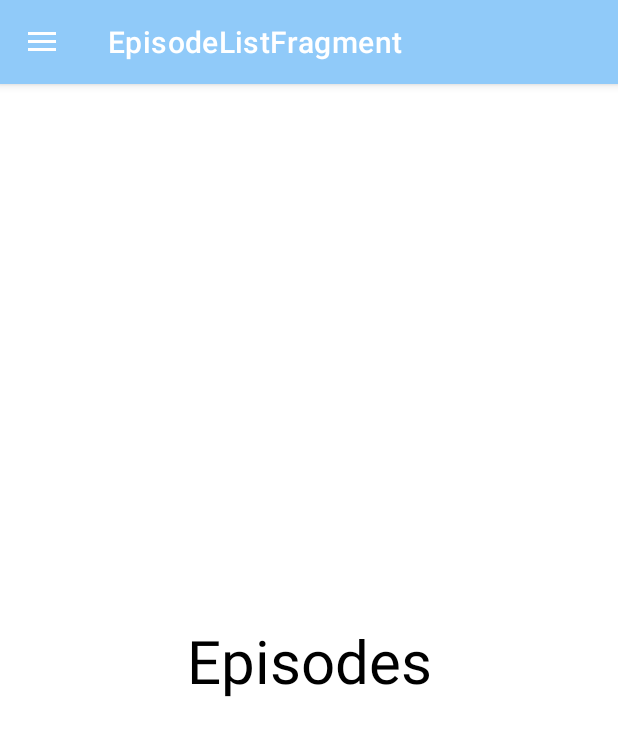
After one commit to farshad049/MySimpleMorty, an Android app: the EpisodeListFragment screen opened through its navigation route, on a phone screen of 412 x 824 dp. The commit adds this screen. Shown: the top 736 px of the screen. Run offline under Robolectric (Android 15) with nearby library versions, the phone set to English and light mode, and no system bars; our stand-ins replace Picasso, navigation-ui; libraries missing offline, so code that uses them is left out: com.airbnb.epoxy; plain views replace EpoxyRecyclerView; pictures from the network do not load; 2 statements that could not run were skipped.

Commit message:
drawer layout added

```diff
--- /dev/null
+++ b/app/src/main/java/com/example/mysimplemorty/EpisodeListFragment.kt
@@ -0,0 +1,33 @@
+package com.example.mysimplemorty
+
+import android.os.Bundle
+import android.view.LayoutInflater
+import android.view.View
+import android.view.ViewGroup
+import androidx.fragment.app.Fragment
+import com.example.mysimplemorty.databinding.FragmentCharacterDetailBinding
+
+import com.example.mysimplemorty.databinding.FragmentEpisodeListBinding
+
+class EpisodeListFragment: Fragment() {
+
+    private var _binding: FragmentEpisodeListBinding? = null
+    private val binding get() = _binding!!
+
+    override fun onCreateView(inflater: LayoutInflater, container: ViewGroup?, savedInstanceState: Bundle?): View? {
+        _binding = FragmentEpisodeListBinding.inflate(inflater, container, false)
+        return binding.root
+    }
+
+    override fun onViewCreated(view: View, savedInstanceState: Bundle?) {
+        super.onViewCreated(view, savedInstanceState)
+        _binding = FragmentEpisodeListBinding.bind(view)
+
+        // todo
+    }
+
+    override fun onDestroyView() {
+        super.onDestroyView()
+        _binding = null
+    }
+}
--- a/app/src/main/java/com/example/mysimplemorty/MainActivity.kt
+++ b/app/src/main/java/com/example/mysimplemorty/MainActivity.kt
@@ -8,7 +8,9 @@ import androidx.navigation.fragment.NavHostFragment
 import androidx.navigation.ui.AppBarConfiguration
 import androidx.navigation.ui.navigateUp
 import androidx.navigation.ui.setupActionBarWithNavController
+import androidx.navigation.ui.setupWithNavController
 import com.example.mysimplemorty.databinding.ActivityMainBinding
+import com.google.android.material.navigation.NavigationView
 
 class MainActivity : AppCompatActivity() {
     private var _binding: ActivityMainBinding? = null
@@ -22,25 +24,25 @@ class MainActivity : AppCompatActivity() {
         _binding=ActivityMainBinding.inflate(layoutInflater)
         setContentView(binding.root)
 
-
-
-
-
         //enable the nav controller
         val navHostFragment = supportFragmentManager.findFragmentById(R.id.navHostFragment) as NavHostFragment
         navController = navHostFragment.navController
 
         //enable the action bar
-        appBarConfiguration= AppBarConfiguration(navController.graph)
+        appBarConfiguration= AppBarConfiguration(
+            //set this to fragment to be as top level fragment , so back button and nav bar wont be shown on them
+            topLevelDestinationIds = setOf(R.id.characterListFragment,R.id.episodeListFragment),
+            //this is for setting the drawer layout
+            drawerLayout = binding.drawerLayout
+            )
+
         setupActionBarWithNavController(navController,appBarConfiguration)
 
         //set up fragment title in toolbar
         setupActionBarWithNavController(navController,appBarConfiguration)
 
-
-
-
-
+        //enable navigation drawer
+        findViewById<NavigationView>(R.id.nav_view).setupWithNavController(navController)
 
 
 
--- a/app/src/main/res/layout/activity_main.xml
+++ b/app/src/main/res/layout/activity_main.xml
@@ -1,10 +1,10 @@
 <?xml version="1.0" encoding="utf-8"?>
-<androidx.constraintlayout.widget.ConstraintLayout xmlns:android="http://schemas.android.com/apk/res/android"
+<androidx.drawerlayout.widget.DrawerLayout xmlns:android="http://schemas.android.com/apk/res/android"
     xmlns:app="http://schemas.android.com/apk/res-auto"
-    xmlns:tools="http://schemas.android.com/tools"
+    android:id="@+id/drawer_layout"
     android:layout_width="match_parent"
     android:layout_height="match_parent"
-    tools:context=".MainActivity">
+    android:fitsSystemWindows="true">
 
     <androidx.fragment.app.FragmentContainerView
         android:id="@+id/navHostFragment"
@@ -19,4 +19,13 @@
         app:navGraph="@navigation/nav_graph"
         />
 
-</androidx.constraintlayout.widget.ConstraintLayout>
+    <!-- Container for contents of drawer - use NavigationView to make configuration easier -->
+    <com.google.android.material.navigation.NavigationView
+        android:id="@+id/nav_view"
+        android:layout_width="wrap_content"
+        android:layout_height="match_parent"
+        android:layout_gravity="start"
+        android:fitsSystemWindows="true"
+        app:menu="@menu/menu_drawer_layout"/>
+
+</androidx.drawerlayout.widget.DrawerLayout >
--- /dev/null
+++ b/app/src/main/res/layout/fragment_episode_list.xml
@@ -0,0 +1,29 @@
+<?xml version="1.0" encoding="utf-8"?>
+<androidx.constraintlayout.widget.ConstraintLayout xmlns:android="http://schemas.android.com/apk/res/android"
+    xmlns:app="http://schemas.android.com/apk/res-auto"
+    android:layout_width="match_parent"
+    android:layout_height="match_parent">
+
+    <androidx.appcompat.widget.AppCompatTextView
+        android:layout_width="wrap_content"
+        android:layout_height="wrap_content"
+        android:text="Episodes"
+        android:textColor="@color/black"
+        android:textSize="40sp"
+        app:layout_constraintBottom_toBottomOf="parent"
+        app:layout_constraintEnd_toEndOf="parent"
+        app:layout_constraintStart_toStartOf="parent"
+        app:layout_constraintTop_toTopOf="parent" />
+
+    <!--    <com.airbnb.epoxy.EpoxyRecyclerView-->
+    <!--        android:id="@+id/epoxyRecyclerView"-->
+    <!--        android:layout_width="match_parent"-->
+    <!--        android:layout_height="match_parent"-->
+    <!--        android:padding="8dp"-->
+    <!--        app:itemSpacing="8dp"-->
+    <!--        app:layoutManager="androidx.recyclerview.widget.GridLayoutManager"-->
+    <!--        app:spanCount="2"-->
+    <!--        tools:itemCount="12"-->
+    <!--        tools:listitem="@layout/model_character_list_item" />-->
+
+</androidx.constraintlayout.widget.ConstraintLayout>
--- /dev/null
+++ b/app/src/main/res/menu/menu_drawer_layout.xml
@@ -0,0 +1,12 @@
+<?xml version="1.0" encoding="utf-8"?>
+<menu xmlns:android="http://schemas.android.com/apk/res/android">
+
+    <item android:id="@+id/characterListFragment"
+        android:title="All characters"
+        />
+
+    <item android:id="@+id/episodeListFragment"
+        android:title="All episodes"
+        />
+
+</menu>
--- a/app/src/main/res/navigation/nav_graph.xml
+++ b/app/src/main/res/navigation/nav_graph.xml
@@ -34,4 +34,10 @@
             app:argType="integer"
             />
     </fragment>
+
+    <fragment
+        android:id="@+id/episodeListFragment"
+        android:name="com.example.mysimplemorty.EpisodeListFragment"
+        android:label="EpisodeListFragment"
+        tools:layout="@layout/fragment_episode_list"/>
 </navigation>
```
